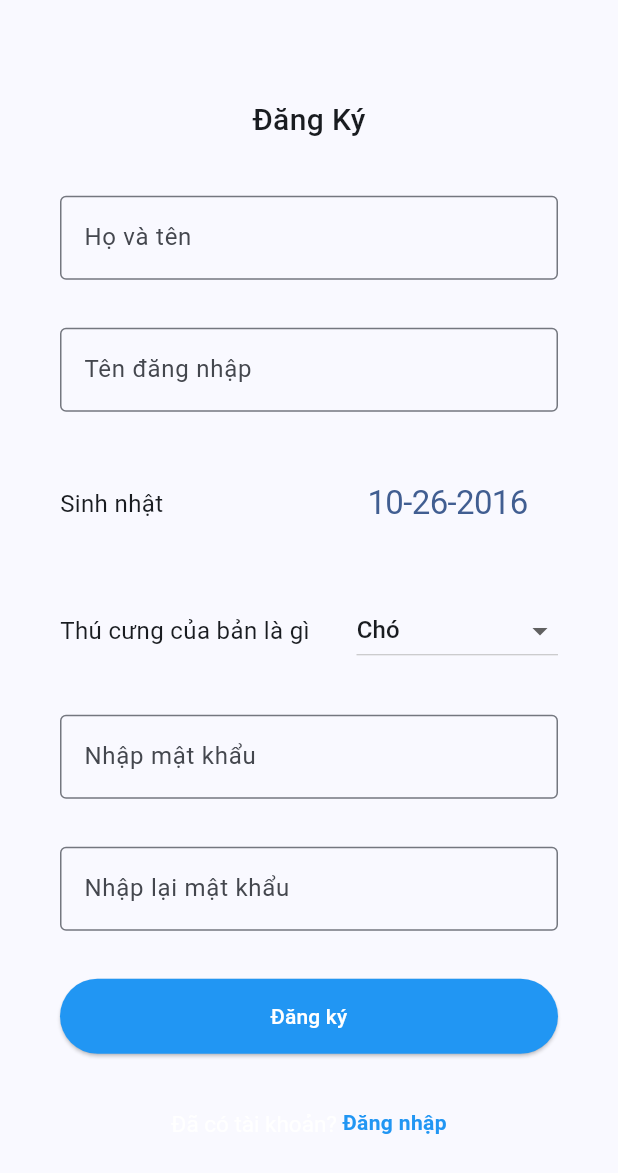
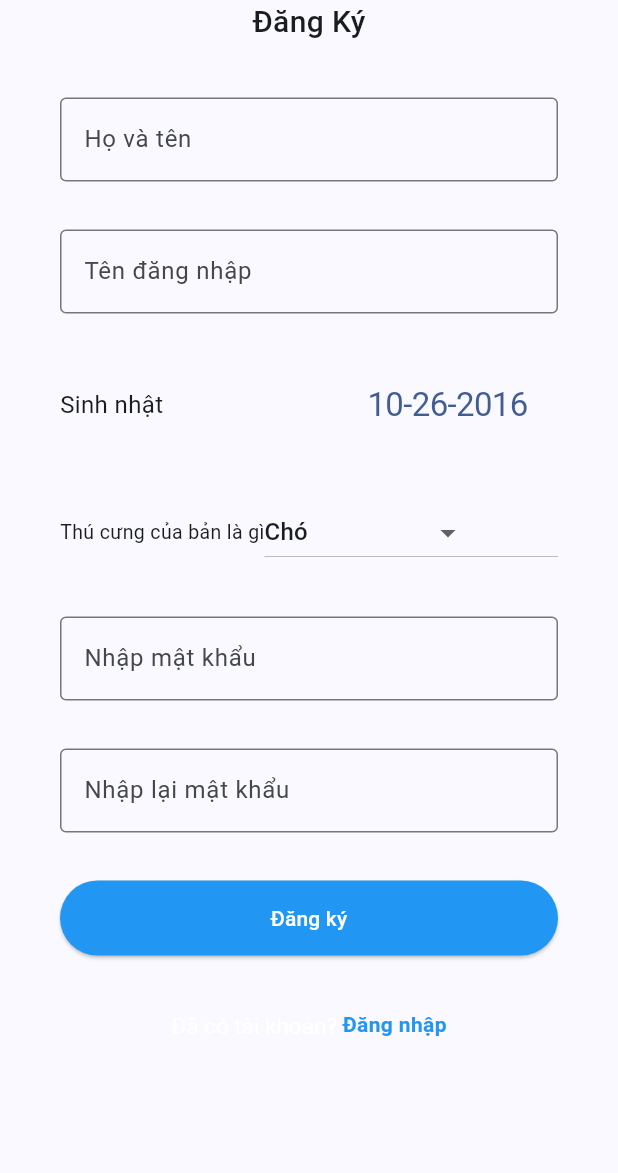
Before and after one commit to mchien2002/pet-social-network, a Flutter app: the screen it shows after launch, after a tap on "Đăng ký", on a phone screen of 412 x 824 dp. Shown: the top 1173 px of the screen. Run offline on Flutter 3.47's test engine with Material 3 defaults, Android fonts, the light colour scheme and no system bars; our stand-ins replace cloud_firestore, image_picker, localstorage, swipe_cards; missing offline and left inert: flutter_reaction_button; accounts and stored records are empty; network calls fail.

Commit message:
no message

```diff
--- a/lib/pages/auth/login_page.dart
+++ b/lib/pages/auth/login_page.dart
@@ -23,12 +23,12 @@ class _LoginPageState extends State<LoginPage> {
 
   @override
   void initState() {
-    final userJson = storage.getItem("userInfo");
-    if (userJson != null) {
-      Navigator.push(context, MaterialPageRoute(builder: (context) {
-        return const SplashPage();
-      }));
-    }
+    // final userJson = storage.getItem("userInfo");
+    // if (userJson != null) {
+    //   Navigator.push(context, MaterialPageRoute(builder: (context) {
+    //     return const SplashPage();
+    //   }));
+    // }
     _controllerUsername = TextEditingController();
     _controllerPassword = TextEditingController();
     super.initState();
@@ -37,9 +37,9 @@ class _LoginPageState extends State<LoginPage> {
   Future<void> loginButton() async {
     try {
       if (_controllerPassword.text.isNotEmpty &&
-          _controllerPassword.text.isNotEmpty) {
+          _controllerUsername.text.isNotEmpty) {
         final userLogin = await _service.loginAPI(
-            "minhchien2002","mchien2002");
+            _controllerUsername.text, _controllerPassword.text);
         storage.setItem('userInfo', userLogin.toJson());
         Navigator.push(context, MaterialPageRoute(builder: (context) {
           return const SplashPage();
--- a/lib/pages/auth/signup_page.dart
+++ b/lib/pages/auth/signup_page.dart
@@ -90,7 +90,8 @@ class _RegisterPageState extends State<RegisterPage> {
   @override
   Widget build(BuildContext context) {
     return Scaffold(
-      body: Column(
+      body: SingleChildScrollView(
+        child: Column(
           mainAxisAlignment: MainAxisAlignment.center,
           children: [
             const Center(
@@ -165,10 +166,11 @@ class _RegisterPageState extends State<RegisterPage> {
                   const Text(
                     "Thú cưng của bản là gì",
                     style: TextStyle(
-                    fontSize: 16,
+                      fontSize: 13,
                     ),
                   ),
-                DropdownButton<PetType>(
+                  Expanded(
+                    child: DropdownButton<PetType>(
                       value: _selectedPetType,
                       items: PetType.values.map((petType) {
                         return DropdownMenuItem<PetType>(
@@ -181,6 +183,7 @@ class _RegisterPageState extends State<RegisterPage> {
                           _selectedPetType = newValue!;
                         });
                       },
+                    ),
                   ),
                 ],
               ),
@@ -256,6 +259,7 @@ class _RegisterPageState extends State<RegisterPage> {
             )
           ],
         ),
+      ),
     );
   }
 }
--- a/lib/pages/profiles/profile_page.dart
+++ b/lib/pages/profiles/profile_page.dart
@@ -124,7 +124,7 @@ class _ProfilePageState extends State<ProfilePage> {
                         Text(
                           userInfo.fullname!,
                           style: const TextStyle(
-                            fontSize: 30,
+                            fontSize: 16,
                           ),
                         ),
                         Row(
```
Also changed, not shown: 1 other file. Lines whose indentation alone changed are shown as unchanged.
